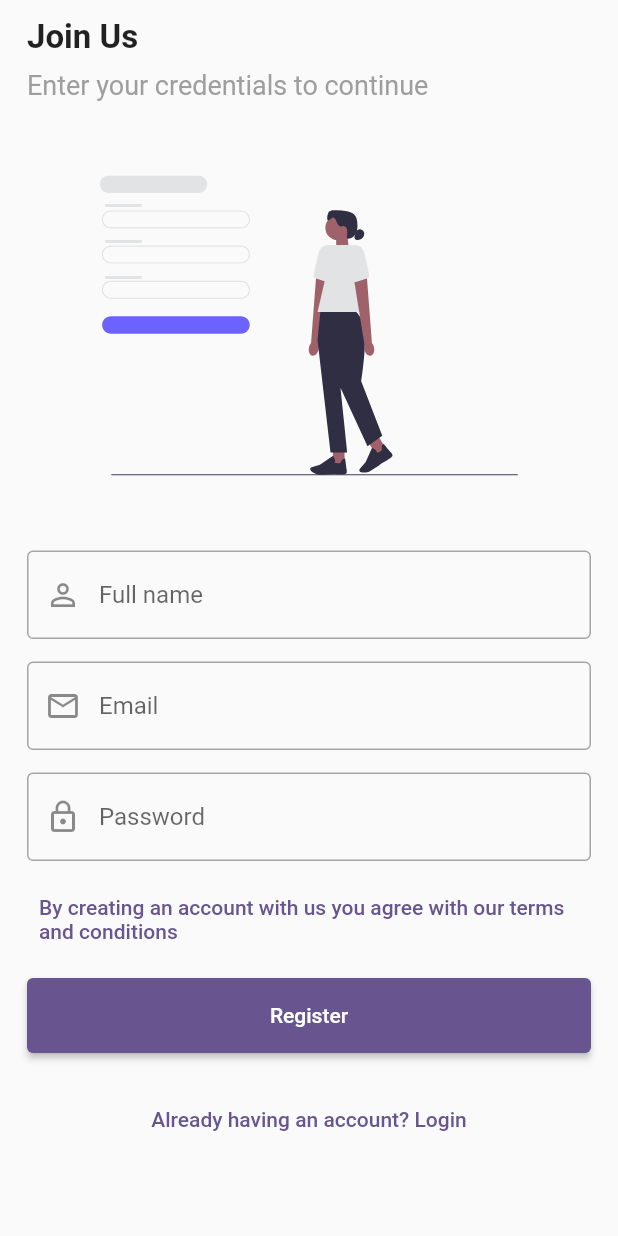
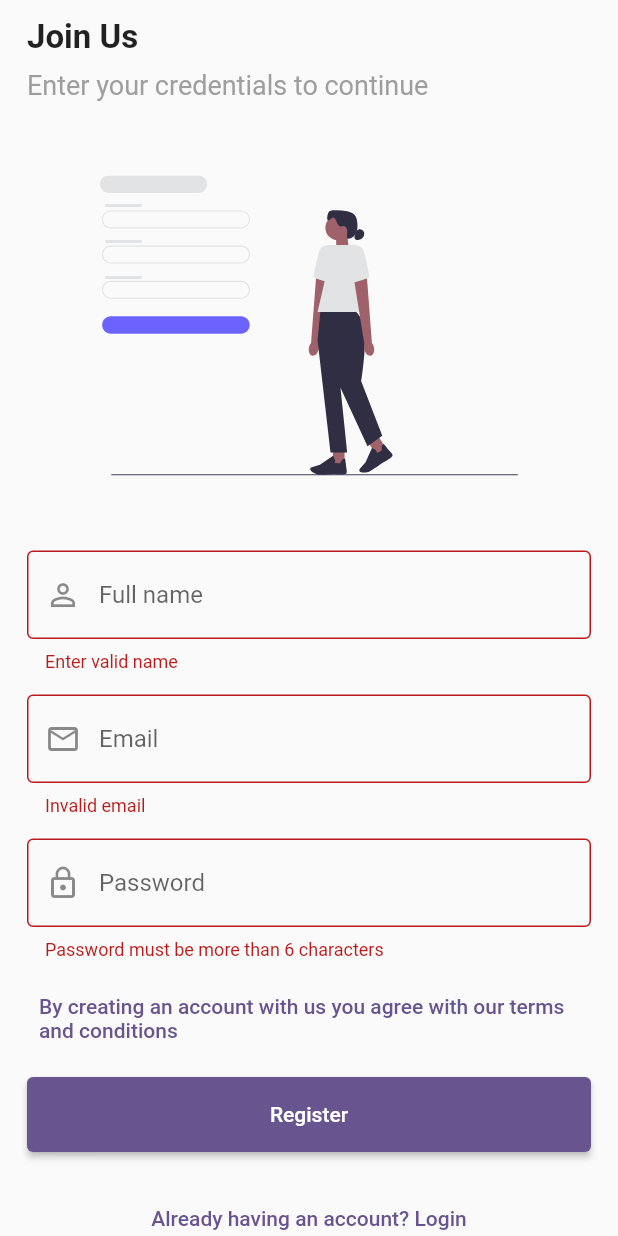
Before and after one commit to ansahkelvin/final_year_cocoa_client, a Flutter app: the RegisterPage screen opened directly, after a tap on "Register", on a phone screen of 412 x 824 dp. Run offline on Flutter 3.47's test engine with Material 2 defaults, Android fonts, the light colour scheme and no system bars; our stand-ins replace cloud_firestore, firebase_auth, firebase_core, flutter_svg, image_picker; accounts and stored records are empty.

Commit message:
Auth working

```diff
--- a/lib/pages/auth/register.dart
+++ b/lib/pages/auth/register.dart
@@ -1,6 +1,11 @@
 import 'package:cocoa_project/pages/auth/login.dart';
+import 'package:cocoa_project/widgets/progress_dialog.dart';
 import 'package:flutter/material.dart';
 import 'package:flutter_svg/flutter_svg.dart';
+import 'package:provider/provider.dart';
+
+import '../../provider/provider.dart';
+import '../home_page.dart';
 
 class RegisterPage extends StatefulWidget {
   const RegisterPage({super.key});
@@ -14,6 +19,34 @@ class _RegisterPageState extends State<RegisterPage> {
   final emailController = TextEditingController();
   final passwordController = TextEditingController();
   final nameController = TextEditingController();
+
+  bool isLoading = false;
+
+  Future<void> validateAndRegister(BuildContext context) async {
+    final provider = Provider.of<AuthProvider>(context, listen: false);
+
+    if (globalKey.currentState!.validate()) {
+      setState(() {
+        isLoading = true;
+      });
+      try {
+        await provider.registerUser(
+            emailController.text, passwordController.text, nameController.text);
+        setState(() {
+          isLoading = false;
+        });
+        // ignore: use_build_context_synchronously
+        Navigator.of(context).pushReplacement(
+            MaterialPageRoute(builder: (context) => const HomePage()));
+      } catch (e) {
+        setState(() {
+          isLoading = false;
+        });
+        ScaffoldMessenger.of(context)
+            .showSnackBar(SnackBar(content: Text(e.toString())));
+      }
+    }
+  }
 
   @override
   Widget build(BuildContext context) {
@@ -49,13 +82,17 @@ class _RegisterPageState extends State<RegisterPage> {
                 const SizedBox(
                   height: 50,
                 ),
-                Form(
+                isLoading
+                    ? const ProgressDialog(message: "registering")
+                    : Form(
                         key: globalKey,
                         child: Column(
                           crossAxisAlignment: CrossAxisAlignment.start,
                           children: [
                             TextFormField(
                               controller: nameController,
+                              validator: (value) =>
+                                  value!.length < 6 ? "Enter valid name" : null,
                               decoration: const InputDecoration(
                                 border: OutlineInputBorder(
                                   borderSide: BorderSide(
@@ -71,6 +108,10 @@ class _RegisterPageState extends State<RegisterPage> {
                             ),
                             TextFormField(
                               controller: emailController,
+                              validator: (value) =>
+                                  value!.length < 6 || !value.contains("@")
+                                      ? "Invalid email"
+                                      : null,
                               decoration: const InputDecoration(
                                 border: OutlineInputBorder(
                                   borderSide: BorderSide(
@@ -85,7 +126,11 @@ class _RegisterPageState extends State<RegisterPage> {
                               height: 15,
                             ),
                             TextFormField(
+                              obscureText: true,
                               controller: passwordController,
+                              validator: (value) => value!.length < 6
+                                  ? "Password must be more than 6 characters"
+                                  : null,
                               decoration: const InputDecoration(
                                 border: OutlineInputBorder(),
                                 prefixIcon: Icon(Icons.lock_outline),
@@ -108,7 +153,9 @@ class _RegisterPageState extends State<RegisterPage> {
                             ElevatedButton(
                               style: ElevatedButton.styleFrom(
                                   minimumSize: const Size(double.infinity, 50)),
-                        onPressed: () {},
+                              onPressed: () {
+                                validateAndRegister(context);
+                              },
                               child: const Text("Register"),
                             ),
                           ],
--- /dev/null
+++ b/lib/provider/provider.dart
@@ -0,0 +1,32 @@
+import 'package:cloud_firestore/cloud_firestore.dart';
+import 'package:firebase_auth/firebase_auth.dart';
+import 'package:flutter/material.dart';
+
+class AuthProvider extends ChangeNotifier {
+  final firebase = FirebaseAuth.instance;
+
+  Future<void> loginUser(String email, String password) async {
+    try {
+      await firebase.signInWithEmailAndPassword(
+          email: email, password: password);
+    } catch (e) {
+      rethrow;
+    }
+  }
+
+  Future<void> registerUser(String email, String password, String name) async {
+    try {
+      final user = await firebase.createUserWithEmailAndPassword(
+          email: email, password: password);
+      await FirebaseFirestore.instance
+          .collection("user")
+          .doc(user.user!.uid)
+          .set({
+        "email": email,
+        "fullname": name,
+      });
+    } catch (e) {
+      rethrow;
+    }
+  }
+}
--- a/pubspec.yaml
+++ b/pubspec.yaml
@@ -41,6 +41,7 @@ dependencies:
   cloud_firestore: ^4.9.2
   image_picker: ^1.0.4
   http: ^1.1.0
+  firebase_auth: ^4.11.1
 
 dev_dependencies:
   flutter_test:
```
Also changed, not shown: lib/main.dart (+12 -7 lines), lib/pages/auth/login.dart (+43 -2 lines), lib/widgets/progress_dialog.dart (added, +36 -0 lines), given.dart (added), pubspec.lock, 4 other files. Lines whose indentation alone changed are shown as unchanged.
